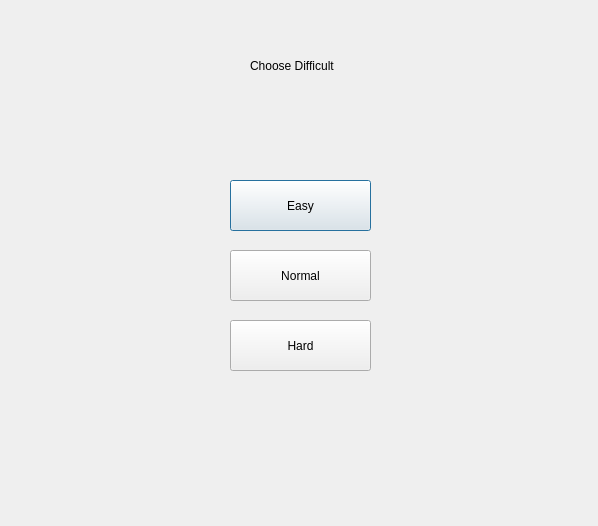
First picture: the form in GUI/GUI_sudoku/window1.ui, repository teeraphat147258/Group12SudokuGame, before the edit.
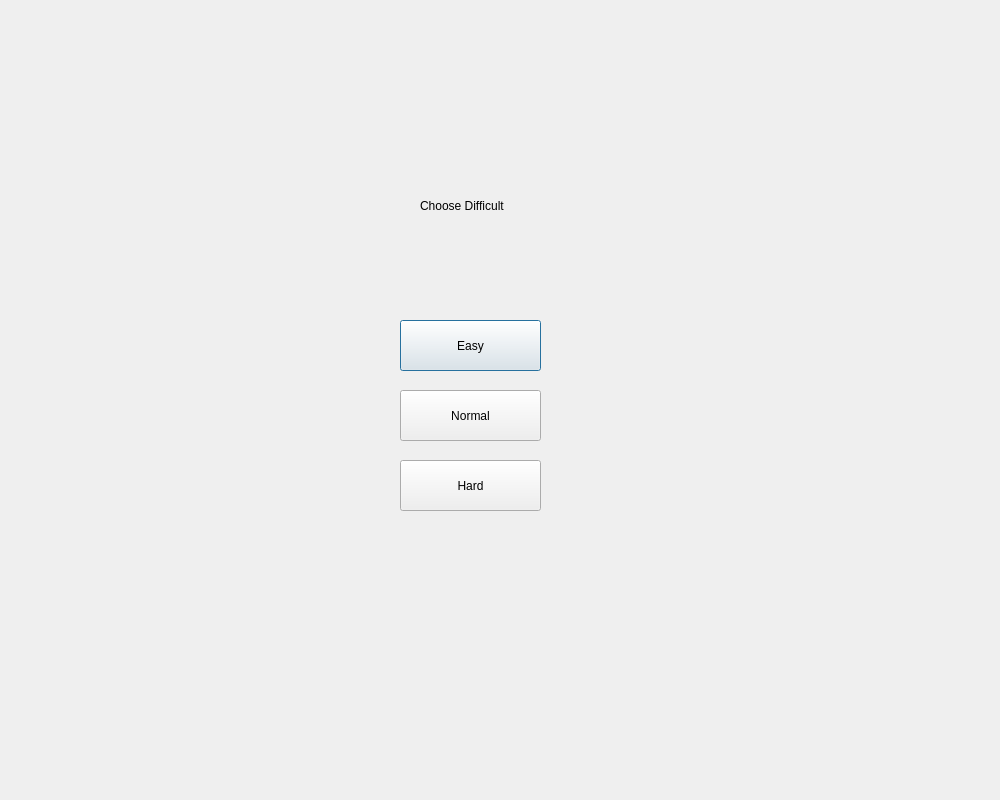
Second picture: the form after the edit.

Patch:
```diff
--- a/GUI/GUI_sudoku/window1.ui
+++ b/GUI/GUI_sudoku/window1.ui
@@ -6,8 +6,8 @@
    <rect>
     <x>0</x>
     <y>0</y>
-    <width>598</width>
-    <height>526</height>
+    <width>1000</width>
+    <height>800</height>
    </rect>
   </property>
   <property name="windowTitle">
@@ -16,8 +16,8 @@
   <widget class="QPushButton" name="pushButton_easy">
    <property name="geometry">
     <rect>
-     <x>230</x>
-     <y>180</y>
+     <x>400</x>
+     <y>320</y>
      <width>141</width>
      <height>51</height>
     </rect>
@@ -29,8 +29,8 @@
   <widget class="QPushButton" name="pushButton_2_normal">
    <property name="geometry">
     <rect>
-     <x>230</x>
-     <y>250</y>
+     <x>400</x>
+     <y>390</y>
      <width>141</width>
      <height>51</height>
     </rect>
@@ -42,8 +42,8 @@
   <widget class="QPushButton" name="pushButton_3_hard">
    <property name="geometry">
     <rect>
-     <x>230</x>
-     <y>320</y>
+     <x>400</x>
+     <y>460</y>
      <width>141</width>
      <height>51</height>
     </rect>
@@ -55,8 +55,8 @@
   <widget class="QLabel" name="label">
    <property name="geometry">
     <rect>
-     <x>250</x>
-     <y>40</y>
+     <x>420</x>
+     <y>180</y>
      <width>91</width>
      <height>51</height>
     </rect>
```
